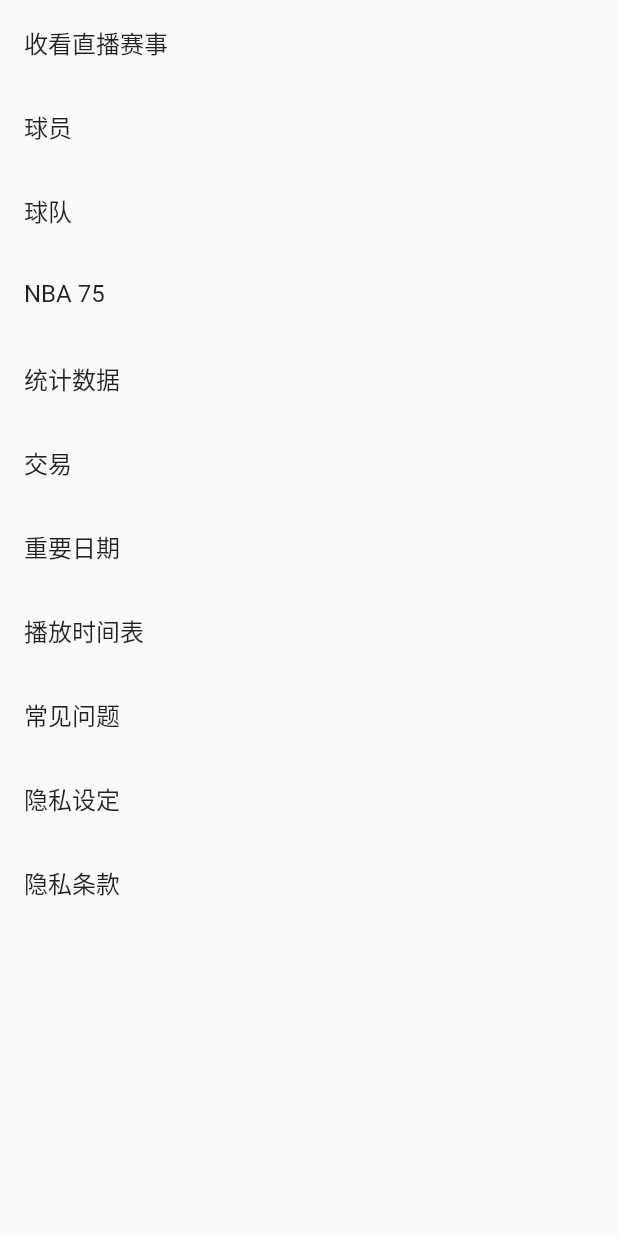
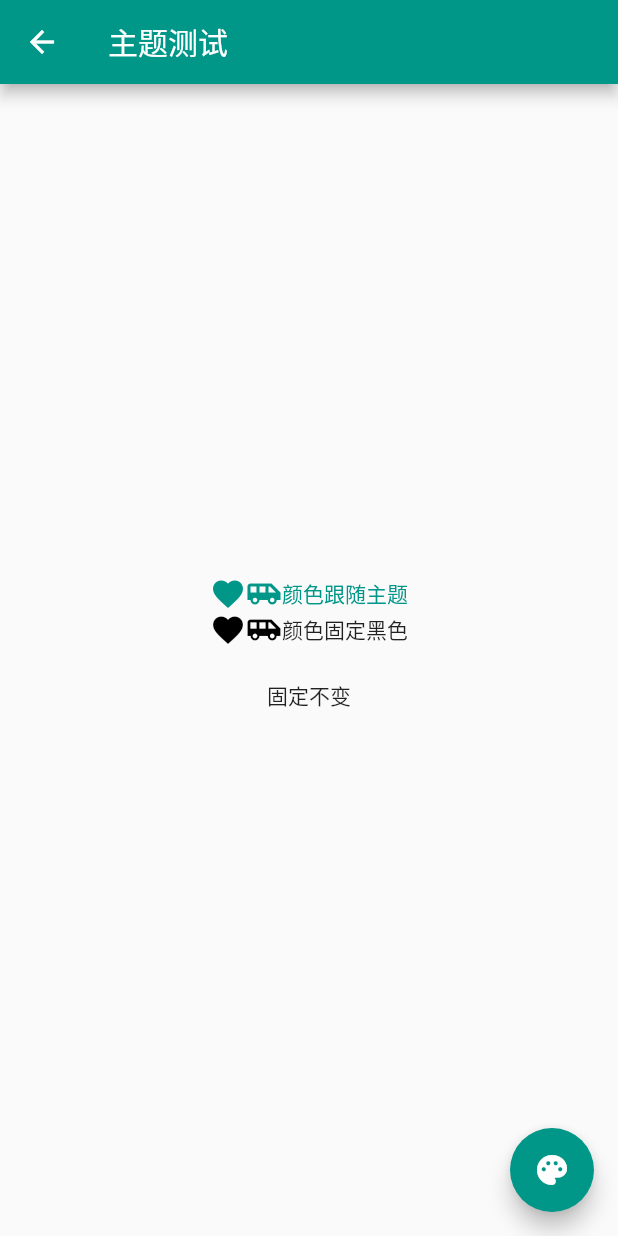
Before and after one commit to devin1014/flutter_myapp, a Flutter app: the SettingPage widget shown alone on an empty page, opened directly, after a tap on "收看直播赛事", on a phone screen of 412 x 824 dp. Run offline on Flutter 3.47's test engine with Material 2 defaults, Android fonts, the phone set to English and light mode, and no system bars; our stand-ins replace cookie_jar, dio, dio_cookie_manager, extended_image, fluro, fluttertoast and 5 more; missing offline and left inert: $path, ${buildStep.inputId.package}, analyzer, build, dio_cache_interceptor, source_gen and 1 more; accounts and stored records are empty; network calls fail; statements that could not run were skipped; project files that could hold a hidden picture were left out.

Commit message:
[add] add theme page

```diff
--- a/lib/module/settings/setting.dart
+++ b/lib/module/settings/setting.dart
@@ -1,4 +1,6 @@
 import 'package:flutter/material.dart';
+import 'package:flutter_router_demo/module/settings/setting_router.dart';
+import 'package:flutter_router_demo/router/routers.dart';
 
 class SettingPage extends StatefulWidget {
   static const items = [
@@ -28,7 +30,9 @@ class _SettingPageState extends State<SettingPage> {
       itemExtent: 56,
       itemCount: SettingPage.items.length,
       itemBuilder: (context, index) => InkWell(
-        onTap: () {},
+        onTap: () {
+          Routers.navigateTo(context, path: SettingRouter.theme);
+        },
         child: ListTile(title: Text(SettingPage.items[index])),
       ),
     );
--- /dev/null
+++ b/lib/module/settings/setting_router.dart
@@ -0,0 +1,18 @@
+import 'package:fluro/fluro.dart';
+import 'package:fluro/src/fluro_router.dart';
+import 'package:flutter_router_demo/module/settings/theme_page.dart';
+import 'package:flutter_router_demo/router/router_provider.dart';
+import 'package:flutter_router_demo/util/logger.dart';
+
+class SettingRouter extends IRouterProvider {
+  static String theme = "/setting/theme";
+
+  @override
+  void initRouter(FluroRouter router) {
+    Log.i("register path: '$theme'");
+    router.define(theme, handler: Handler(handlerFunc: (_, Map<String, List<String>> params) {
+      Log.i("route to '$theme', params: $params");
+      return const ThemePage();
+    }));
+  }
+}
--- /dev/null
+++ b/lib/module/settings/theme_page.dart
@@ -0,0 +1,88 @@
+import 'package:flutter/material.dart';
+import 'package:flutter_router_demo/util/logger.dart';
+
+class ThemePage extends StatefulWidget {
+  const ThemePage({Key? key}) : super(key: key);
+
+  @override
+  State<StatefulWidget> createState() => _ThemePageState();
+}
+
+class _ThemePageState extends State<ThemePage> {
+  static const List<MaterialColor> colors = [Colors.teal, Colors.blue, Colors.grey, Colors.deepOrange];
+  MaterialColor _themeColor = Colors.teal;
+  ValueNotifier<Color> notifier = ValueNotifier(Colors.transparent);
+  int _index = 0;
+
+  @override
+  Widget build(BuildContext context) {
+    ThemeData themeData = Theme.of(context);
+    return Theme(
+      data: ThemeData(
+        primarySwatch: _themeColor,
+        iconTheme: IconThemeData(color: _themeColor),
+      ),
+      child: Scaffold(
+        appBar: AppBar(title: const Text("主题测试")),
+        body: Column(
+          mainAxisAlignment: MainAxisAlignment.center,
+          children: [
+            DefaultTextStyle.merge(
+              style: TextStyle(inherit: true, color: _themeColor),
+              child: Row(
+                mainAxisAlignment: MainAxisAlignment.center,
+                children: const [
+                  Icon(Icons.favorite),
+                  Icon(Icons.airport_shuttle),
+                  Text("颜色跟随主题"),
+                ],
+              ),
+            ),
+            Theme(
+                data: themeData.copyWith(
+                  iconTheme: themeData.iconTheme.copyWith(color: Colors.black),
+                ),
+                child: Row(
+                  mainAxisAlignment: MainAxisAlignment.center,
+                  children: const [
+                    Icon(Icons.favorite),
+                    Icon(Icons.airport_shuttle),
+                    Text("颜色固定黑色"),
+                  ],
+                )),
+            Builder(builder: (context) {
+              Log.i("Builder1 ...");
+              Widget label = Builder(builder: (context) {
+                Log.i("Builder2 ...");
+                return const Text("固定不变");
+              });
+              return ValueListenableBuilder<Color>(
+                valueListenable: notifier,
+                builder: (context, value, child) {
+                  return Container(
+                    width: 96,
+                    height: 64,
+                    alignment: Alignment.center,
+                    color: value,
+                    child: child,
+                  );
+                },
+                child: label,
+              );
+            }),
+          ],
+        ),
+        floatingActionButton: FloatingActionButton(
+          onPressed: () {
+            // setState(() {
+            _index++;
+            _themeColor = colors[_index % colors.length];
+            notifier.value = _themeColor;
+            // });
+          },
+          child: const Icon(Icons.palette),
+        ),
+      ),
+    );
+  }
+}
--- a/lib/router/routers.dart
+++ b/lib/router/routers.dart
@@ -5,6 +5,7 @@ import 'package:flutter_router_demo/module/detail/detail_router.dart';
 import 'package:flutter_router_demo/module/game/pages/game_page.dart';
 import 'package:flutter_router_demo/module/program/video.dart';
 import 'package:flutter_router_demo/module/settings/setting.dart';
+import 'package:flutter_router_demo/module/settings/setting_router.dart';
 import 'package:flutter_router_demo/module/standings/pages/standings_page.dart';
 import 'package:flutter_router_demo/module/webview/webview_router.dart';
 import 'package:flutter_router_demo/router/router_provider.dart';
@@ -40,6 +41,7 @@ class Routers {
 
     _routerProviders.add(DetailRouter());
     _routerProviders.add(WebViewRouter());
+    _routerProviders.add(SettingRouter());
 
     void initRouter(IRouterProvider provider) {
       provider.initRouter(router);
```
